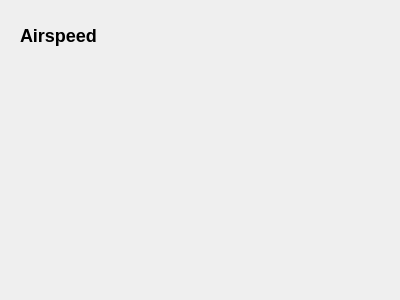
First picture: the form in src/ui/configuration/AirspeedConfig.ui, repository mavlink/qgroundcontrol, before the edit.
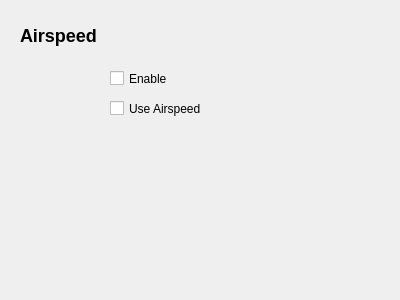
Second picture: the form after the edit. Icons and pictures are not drawn.

Commit message: Implemented Airspeed configuration

Diff of the .ui file:
```diff
--- a/src/ui/configuration/AirspeedConfig.ui
+++ b/src/ui/configuration/AirspeedConfig.ui
@@ -29,6 +29,51 @@
     <bool>false</bool>
    </property>
   </widget>
+  <widget class="QLabel" name="label_2">
+   <property name="geometry">
+    <rect>
+     <x>20</x>
+     <y>60</y>
+     <width>71</width>
+     <height>71</height>
+    </rect>
+   </property>
+   <property name="text">
+    <string/>
+   </property>
+   <property name="pixmap">
+    <pixmap resource="../../../qgroundcontrol.qrc">:/files/images/devices/BR-0004-03-2.jpg</pixmap>
+   </property>
+   <property name="scaledContents">
+    <bool>true</bool>
+   </property>
+  </widget>
+  <widget class="QCheckBox" name="enableCheckBox">
+   <property name="geometry">
+    <rect>
+     <x>110</x>
+     <y>70</y>
+     <width>70</width>
+     <height>17</height>
+    </rect>
+   </property>
+   <property name="text">
+    <string>Enable</string>
+   </property>
+  </widget>
+  <widget class="QCheckBox" name="useAirspeedCheckBox">
+   <property name="geometry">
+    <rect>
+     <x>110</x>
+     <y>100</y>
+     <width>91</width>
+     <height>17</height>
+    </rect>
+   </property>
+   <property name="text">
+    <string>Use Airspeed</string>
+   </property>
+  </widget>
  </widget>
  <resources/>
  <connections/>
```
Left out of the diff: 4 changed lines with no effect on the pictures. The commit also changes 4 other files.
